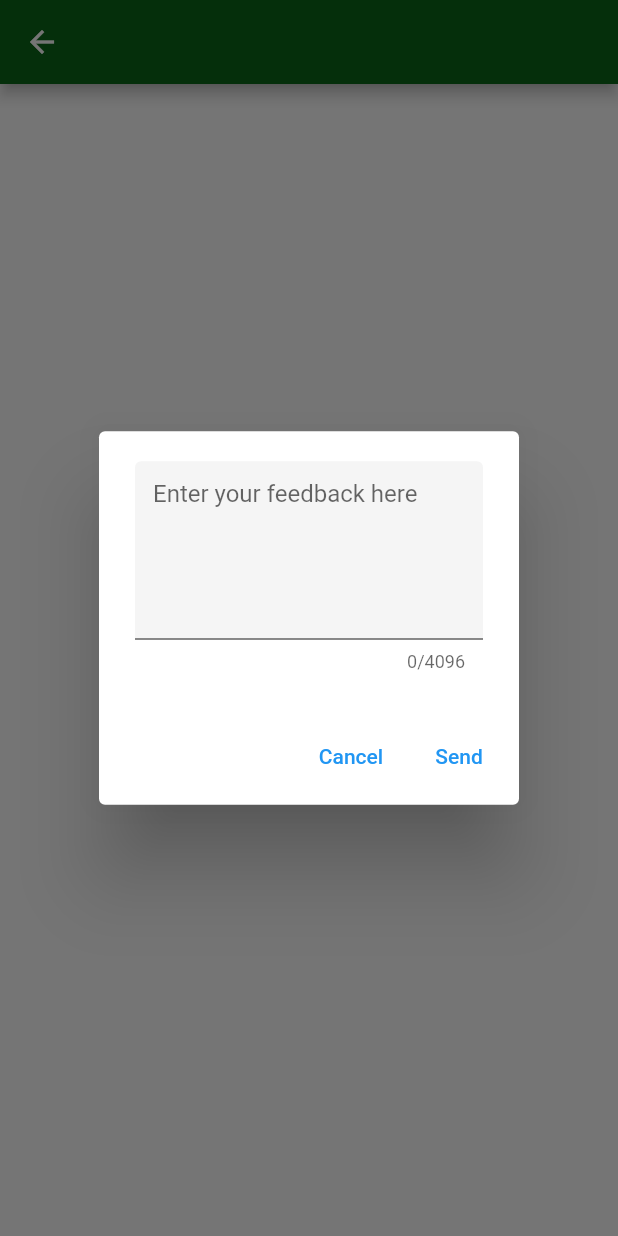
After one commit to sirmartin951/project, a Flutter app: the FeedBack screen opened directly, after a tap on "Feedback", on a phone screen of 412 x 824 dp. The commit adds this screen. Run offline on Flutter 3.47's test engine with Material 2 defaults, Android fonts, the phone set to English and light mode, and no system bars; our stand-ins replace cloud_firestore, firebase_auth, firebase_core, firebase_storage, fluttertoast, geocoding and 6 more; missing offline and left inert: flutter_polyline_points, google_map_polyline_new, simple_fontellico_progress_dialog; accounts and stored records are empty.

Commit message:
Feedback feature add, admin able to view feedback from usersfeature added

```diff
--- /dev/null
+++ b/lib/feedback.dart
@@ -0,0 +1,117 @@
+import 'package:cloud_firestore/cloud_firestore.dart';
+import 'package:flutter/material.dart';
+import 'package:project/global/global.dart';
+
+class FeedBack extends StatelessWidget {
+  FeedBack({Key? key}) : super(key: key);
+
+  final String? name = sharedPreferences!.getString('name');
+  @override
+  Widget build(BuildContext context) {
+    return Scaffold(
+      backgroundColor: Color.fromARGB(255, 255, 255, 255),
+      appBar: AppBar(
+        centerTitle: true,
+        backgroundColor: Color.fromARGB(255, 11, 102, 24),
+        title:  Text(name.toString()),
+      ),
+      body: Center(
+        child: ElevatedButton(
+          style: ElevatedButton.styleFrom(
+              primary: Color.fromARGB(255, 8, 95, 28),
+              padding: EdgeInsets.symmetric(horizontal: 50, vertical: 20),
+              textStyle: TextStyle(fontSize: 30, fontWeight: FontWeight.bold)),
+          child: const Text('Feedback'),
+          onPressed: () {
+            showDialog(
+                context: context, builder: (context) =>  FeedbackDialog());
+          },
+        ),
+      ),
+    );
+  }
+}
+
+class FeedbackDialog extends StatefulWidget {
+   const FeedbackDialog({Key? key}) : super(key: key);
+
+  @override
+  State<FeedbackDialog> createState() => _FeedbackDialogState();
+}
+
+class _FeedbackDialogState extends State<FeedbackDialog> {
+  final TextEditingController _controller = TextEditingController();
+    final String? name = sharedPreferences!.getString('name');
+  final GlobalKey<FormState> _formKey = GlobalKey();
+
+  @override
+  void dispose() {
+    _controller.dispose();
+    super.dispose();
+  }
+
+  @override
+  Widget build(BuildContext context) {
+    return AlertDialog(
+      content: Form(
+        key: _formKey,
+        child: TextFormField(
+          controller: _controller,
+          keyboardType: TextInputType.multiline,
+          decoration: const InputDecoration(
+            hintText: 'Enter your feedback here',
+            filled: true,
+          ),
+          maxLines: 5,
+          maxLength: 4096,
+          textInputAction: TextInputAction.done,
+          validator: (String? text) {
+            if (text == null || text.isEmpty) {
+              return 'Please enter a value';
+            }
+            return null;
+          },
+        ),
+      ),
+      actions: [
+        TextButton(
+          child: const Text('Cancel'),
+          onPressed: () => Navigator.pop(context),
+        ),
+        TextButton(
+          child: const Text('Send'),
+          onPressed: () async {
+            // Only if the input form is valid (the user has entered text)
+            if (_formKey.currentState!.validate()) {
+              // We will use this var to show the result
+              // of this operation to the user
+              String message;
+
+              try {
+                // Get a reference to the `feedback` collection
+                final collection =
+                    FirebaseFirestore.instance.collection('feedback');
+
+                // Write the server's timestamp and the user's feedback
+                await collection.doc().set({
+                  'timestamp': FieldValue.serverTimestamp(),
+                  'feedback': _controller.text,
+                  'user'     : name.toString()
+                });
+
+                message = 'Feedback sent successfully';
+              } catch (e) {
+                message = 'Error when sending feedback';
+              }
+
+              // Show a snackbar with the result
+              ScaffoldMessenger.of(context)
+                  .showSnackBar(SnackBar(content: Text(message)));
+              Navigator.pop(context);
+            }
+          },
+        )
+      ],
+    );
+  }
+}
--- a/pubspec.yaml
+++ b/pubspec.yaml
@@ -48,6 +48,8 @@ dependencies:
   progress_bars: ^0.0.3
   flutter_staggered_grid_view: ^0.6.1
   google_map_polyline_new: ^0.3.0+2
+  permission: ^0.1.7
+  flutter_polyline_points: ^1.0.0
 
 dev_dependencies:
   # The "flutter_lints" package below contains a set of recommended lints to
```
Also changed, not shown: lib/feeback_from_users.dart (added, +167 -0 lines), lib/places.dart (+65 -12 lines), lib/shared_widgets/admin_drawer.dart (+43 -13 lines), lib/shared_widgets/users_drawer.dart (+24 -2 lines), pubspec.lock.
